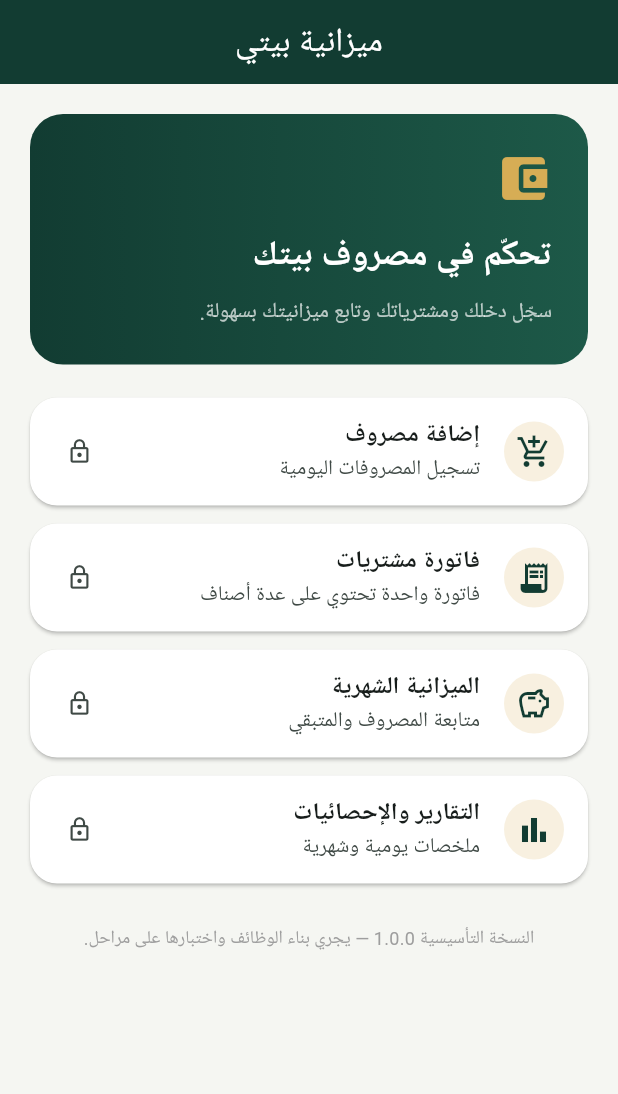
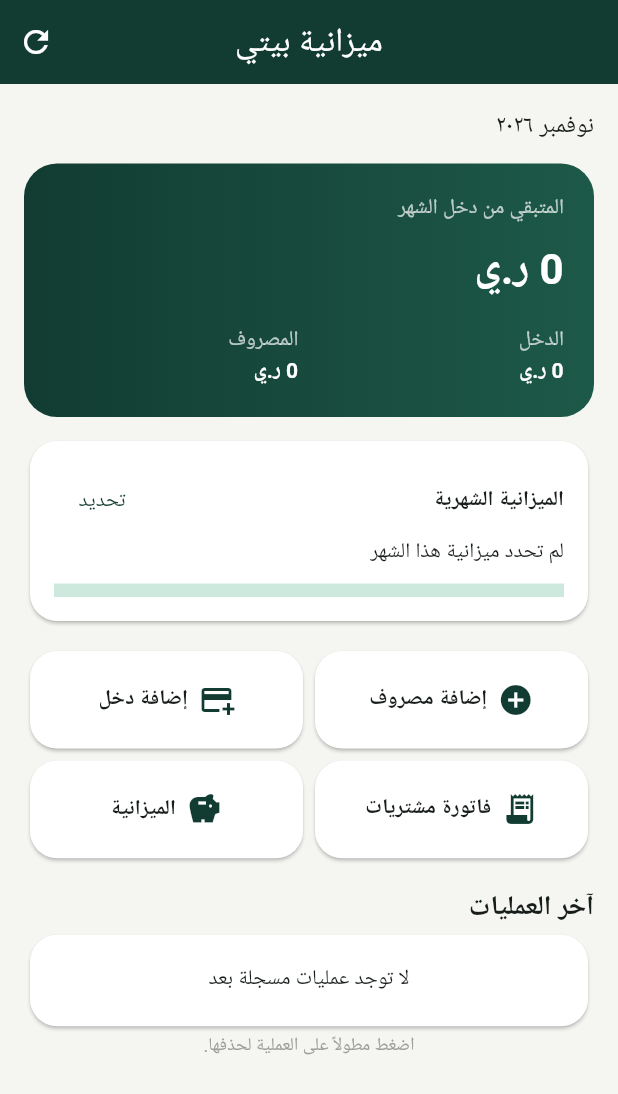
Before and after one commit to anwsaaa-commits/Mizaniyat-Bayti-, a Flutter app: the screen it shows after launch, on a phone screen of 412 x 824 dp. Shown: the top 1094 px of the screen. Run offline on Flutter 3.47's test engine with Material 3 defaults, Android fonts, the phone set to English and light mode, and no system bars; our stand-ins replace sqflite; accounts and stored records are empty.

Commit message:
Build local SQLite accounting, income, expenses and invoices

```diff
--- /dev/null
+++ b/lib/features/home/home_screen.dart
@@ -0,0 +1,67 @@
+import 'package:flutter/material.dart';
+import 'package:intl/intl.dart';
+import '../../core/constants/app_constants.dart';
+import '../../core/theme/app_theme.dart';
+import '../../database/app_database.dart';
+
+class HomeScreen extends StatefulWidget {const HomeScreen({super.key});@override State<HomeScreen> createState()=>_HomeScreenState();}
+class _HomeScreenState extends State<HomeScreen>{
+  late Future<void> _load;Map<String,int> _summary={'expenses':0,'income':0,'balance':0};List<Map<String,Object?>> _recent=[];int _budget=0;
+  final _fmt=NumberFormat('#,##0','en');
+  @override void initState(){super.initState();_load=refresh();}
+  String money(int n)=>'${_fmt.format(n)} ${AppConstants.currencySymbol}';
+  Future<void> refresh()async{final d=AppDatabase.instance;_summary=await d.monthSummary(DateTime.now());_recent=await d.recent(limit:10);_budget=await d.getBudget(DateTime.now());}
+  void reload(){setState(()=>_load=refresh());}
+  Future<void> add(String kind)async{final ok=await showDialog<bool>(context:context,builder:(_)=>_RecordDialog(kind:kind));if(ok==true)reload();}
+  Future<void> budget()async{final c=TextEditingController(text:_budget==0?'':_budget.toString());final v=await showDialog<int>(context:context,builder:(ctx)=>AlertDialog(title:const Text('الميزانية الشهرية'),content:TextField(controller:c,keyboardType:TextInputType.number,decoration:const InputDecoration(labelText:'المبلغ بالريال اليمني')),actions:[TextButton(onPressed:()=>Navigator.pop(ctx),child:const Text('إلغاء')),FilledButton(onPressed:()=>Navigator.pop(ctx,int.tryParse(c.text)),child:const Text('حفظ'))]));c.dispose();if(v!=null&&v>=0){await AppDatabase.instance.setBudget(DateTime.now(),v);reload();}}
+  @override Widget build(BuildContext context)=>Scaffold(appBar:AppBar(title:const Text(AppConstants.appName),actions:[IconButton(onPressed:reload,icon:const Icon(Icons.refresh))]),body:FutureBuilder<void>(future:_load,builder:(context,s){if(s.connectionState!=ConnectionState.done)return const Center(child:CircularProgressIndicator());if(s.hasError)return Center(child:Text('خطأ في قاعدة البيانات: ${s.error}'));final spent=_summary['expenses']??0;final income=_summary['income']??0;final balance=_summary['balance']??0;final progress=_budget==0?0.0:(spent/_budget).clamp(0.0,1.0);return RefreshIndicator(onRefresh:()async=>reload(),child:ListView(padding:const EdgeInsets.all(16),children:[
+    Text(DateFormat('MMMM yyyy','ar').format(DateTime.now()),style:Theme.of(context).textTheme.titleMedium),
+    const SizedBox(height:12),
+    Container(padding:const EdgeInsets.all(20),decoration:BoxDecoration(gradient:const LinearGradient(colors:[AppTheme.forest,AppTheme.forestLight]),borderRadius:BorderRadius.circular(22)),child:Column(crossAxisAlignment:CrossAxisAlignment.start,children:[const Text('المتبقي من دخل الشهر',style:TextStyle(color:Colors.white70)),const SizedBox(height:8),Text(money(balance),style:const TextStyle(color:Colors.white,fontSize:28,fontWeight:FontWeight.bold)),const SizedBox(height:18),Row(children:[Expanded(child:_Metric('الدخل',money(income))),const SizedBox(width:14),Expanded(child:_Metric('المصروف',money(spent)))]) ])),
+    const SizedBox(height:12),
+    Card(child:Padding(padding:const EdgeInsets.all(16),child:Column(crossAxisAlignment:CrossAxisAlignment.start,children:[Row(children:[const Expanded(child:Text('الميزانية الشهرية',style:TextStyle(fontWeight:FontWeight.bold))),TextButton(onPressed:budget,child:Text(_budget==0?'تحديد':'تعديل'))]),Text(_budget==0?'لم تحدد ميزانية هذا الشهر':'المصروف ${money(spent)} من ${money(_budget)}'),const SizedBox(height:10),LinearProgressIndicator(value:progress,minHeight:9),if(_budget>0)Text('المتبقي: ${money(_budget-spent)}'),if(_budget>0&&spent>=_budget*.8)const Text('تنبيه: استهلكت 80٪ أو أكثر من الميزانية',style:TextStyle(color:Colors.deepOrange))]))),
+    const SizedBox(height:12),
+    GridView.count(crossAxisCount:2,shrinkWrap:true,physics:const NeverScrollableScrollPhysics(),childAspectRatio:2.6,children:[_Action('إضافة مصروف',Icons.add_circle,()=>add('expense')),_Action('إضافة دخل',Icons.add_card,()=>add('income')),_Action('فاتورة مشتريات',Icons.receipt_long,()=>showDialog<bool>(context:context,builder:(_)=>const _InvoiceDialog()).then((v){if(v==true)reload();})),_Action('الميزانية',Icons.savings,budget)]),
+    const SizedBox(height:16),const Text('آخر العمليات',style:TextStyle(fontSize:18,fontWeight:FontWeight.bold)),
+    if(_recent.isEmpty)const Card(child:Padding(padding:EdgeInsets.all(20),child:Text('لا توجد عمليات مسجلة بعد',textAlign:TextAlign.center))),
+    ..._recent.map((r){final inc=r['kind']=='income';final n=(r['amount'] as num).toInt();return Card(child:ListTile(leading:Icon(inc?Icons.south_west:Icons.north_east,color:inc?Colors.green:Colors.deepOrange),title:Text(r['title'] as String),subtitle:Text('${r['category']} • ${DateFormat('yyyy/MM/dd').format(DateTime.parse(r['occurred_at'] as String))}'),trailing:Text('${inc?'+':'-'}${money(n)}',style:TextStyle(color:inc?Colors.green:Colors.deepOrange,fontWeight:FontWeight.bold)),onLongPress:()async{final yes=await showDialog<bool>(context:context,builder:(ctx)=>AlertDialog(title:const Text('حذف العملية؟'),actions:[TextButton(onPressed:()=>Navigator.pop(ctx,false),child:const Text('إلغاء')),FilledButton(onPressed:()=>Navigator.pop(ctx,true),child:const Text('حذف'))]));if(yes==true){await AppDatabase.instance.deleteRecord((r['id'] as num).toInt());reload();}}));}),
+    const Text('اضغط مطولاً على العملية لحذفها.',textAlign:TextAlign.center,style:TextStyle(color:Colors.grey,fontSize:12))
+  ]));}));
+}
+class _Metric extends StatelessWidget{const _Metric(this.label,this.value);final String label,value;@override Widget build(BuildContext c)=>Column(crossAxisAlignment:CrossAxisAlignment.start,children:[Text(label,style:const TextStyle(color:Colors.white70)),Text(value,style:const TextStyle(color:Colors.white,fontWeight:FontWeight.bold))]);}
+class _Action extends StatelessWidget{const _Action(this.label,this.icon,this.tap);final String label;final IconData icon;final VoidCallback tap;@override Widget build(BuildContext c)=>Card(child:InkWell(onTap:tap,borderRadius:BorderRadius.circular(16),child:Row(mainAxisAlignment:MainAxisAlignment.center,children:[Icon(icon,color:AppTheme.forest),const SizedBox(width:7),Flexible(child:Text(label,style:const TextStyle(fontWeight:FontWeight.bold)))])));}
+class _RecordDialog extends StatefulWidget{const _RecordDialog({required this.kind});final String kind;@override State<_RecordDialog> createState()=>_RecordDialogState();}
+class _RecordDialogState extends State<_RecordDialog>{
+ final _form=GlobalKey<FormState>();final _title=TextEditingController(),_amount=TextEditingController(),_merchant=TextEditingController(),_note=TextEditingController();String _category='',_payment='cash';bool _saving=false;
+ List<String> get categories=>widget.kind=='income'?['راتب','دخل إضافي','أخرى']:AppConstants.defaultCategories;
+ @override void initState(){super.initState();_category=categories.first;}
+ @override void dispose(){_title.dispose();_amount.dispose();_merchant.dispose();_note.dispose();super.dispose();}
+ Future<void> save()async{if(!_form.currentState!.validate())return;setState(()=>_saving=true);try{await AppDatabase.instance.addRecord(kind:widget.kind,title:_title.text,amount:int.parse(_amount.text),category:_category,payment:_payment,date:DateTime.now(),merchant:_merchant.text,note:_note.text);if(mounted)Navigator.pop(context,true);}catch(e){if(mounted)ScaffoldMessenger.of(context).showSnackBar(SnackBar(content:Text('تعذر الحفظ: $e')));setState(()=>_saving=false);}}
+ @override Widget build(BuildContext c)=>AlertDialog(title:Text(widget.kind=='income'?'إضافة دخل':'إضافة مصروف'),content:Form(key:_form,child:SizedBox(width:420,child:SingleChildScrollView(child:Column(mainAxisSize:MainAxisSize.min,children:[
+ TextFormField(controller:_title,decoration:const InputDecoration(labelText:'البيان *'),validator:(v)=>v==null||v.trim().isEmpty?'أدخل البيان':null),
+ const SizedBox(height:10),TextFormField(controller:_amount,keyboardType:TextInputType.number,decoration:const InputDecoration(labelText:'المبلغ بالريال اليمني *'),validator:(v){final n=int.tryParse(v??'');return n==null||n<=0?'أدخل مبلغاً صحيحاً':null;}),
+ const SizedBox(height:10),DropdownButtonFormField<String>(value:_category,decoration:const InputDecoration(labelText:'التصنيف'),items:categories.map((x)=>DropdownMenuItem(value:x,child:Text(x))).toList(),onChanged:(v)=>setState(()=>_category=v!)),
+ const SizedBox(height:10),DropdownButtonFormField<String>(value:_payment,decoration:const InputDecoration(labelText:'طريقة الدفع'),items:const[DropdownMenuItem(value:'cash',child:Text('نقداً')),DropdownMenuItem(value:'transfer',child:Text('تحويل')),DropdownMenuItem(value:'card',child:Text('بطاقة'))],onChanged:(v)=>setState(()=>_payment=v!)),
+ const SizedBox(height:10),TextField(controller:_merchant,decoration:const InputDecoration(labelText:'المتجر / المستفيد')),const SizedBox(height:10),TextField(controller:_note,decoration:const InputDecoration(labelText:'ملاحظات'))
+ ])))),actions:[TextButton(onPressed:_saving?null:()=>Navigator.pop(c),child:const Text('إلغاء')),FilledButton(onPressed:_saving?null:save,child:Text(_saving?'جارٍ الحفظ':'حفظ'))]);}
+}
+class _InvoiceDialog extends StatefulWidget{const _InvoiceDialog();@override State<_InvoiceDialog> createState()=>_InvoiceDialogState();}
+class _InvoiceDialogState extends State<_InvoiceDialog>{
+ final _merchant=TextEditingController(),_discount=TextEditingController(text:'0'),_note=TextEditingController();final List<_Line> _lines=[_Line()];bool _saving=false;
+ int get subtotal=>_lines.fold(0,(s,x)=>s+(int.tryParse(x.qty.text)??0)*(int.tryParse(x.price.text)??0));
+ @override void dispose(){_merchant.dispose();_discount.dispose();_note.dispose();for(final x in _lines){x.dispose();}super.dispose();}
+ Future<void> save()async{final items=<InvoiceLineInput>[];for(final x in _lines){final q=int.tryParse(x.qty.text),p=int.tryParse(x.price.text);if(x.name.text.trim().isEmpty||q==null||q<=0||p==null||p<0){ScaffoldMessenger.of(context).showSnackBar(const SnackBar(content:Text('أكمل اسم الصنف والكمية والسعر')));return;}items.add(InvoiceLineInput(name:x.name.text,quantity:q,unitPrice:p,unit:x.unit.text));}setState(()=>_saving=true);try{await AppDatabase.instance.addInvoice(items:items,discount:int.tryParse(_discount.text)??-1,date:DateTime.now(),merchant:_merchant.text,note:_note.text);if(mounted)Navigator.pop(context,true);}catch(e){if(mounted)ScaffoldMessenger.of(context).showSnackBar(SnackBar(content:Text('تعذر حفظ الفاتورة: $e')));setState(()=>_saving=false);}}
+ @override Widget build(BuildContext c)=>AlertDialog(title:const Text('فاتورة مشتريات متعددة الأصناف'),content:SizedBox(width:460,child:SingleChildScrollView(child:Column(mainAxisSize:MainAxisSize.min,children:[
+ TextField(controller:_merchant,decoration:const InputDecoration(labelText:'اسم المتجر')),
+ ...List.generate(_lines.length,(index){final x=_lines[index];return Card(child:Padding(padding:const EdgeInsets.all(8),child:Column(children:[
+ TextField(controller:x.name,decoration:InputDecoration(labelText:'الصنف رقم ${index+1}')),
+ Row(children:[Expanded(child:TextField(controller:x.qty,keyboardType:TextInputType.number,decoration:const InputDecoration(labelText:'الكمية'))),const SizedBox(width:6),Expanded(child:TextField(controller:x.unit,decoration:const InputDecoration(labelText:'الوحدة'))),const SizedBox(width:6),Expanded(child:TextField(controller:x.price,keyboardType:TextInputType.number,decoration:const InputDecoration(labelText:'سعر الوحدة')))]),
+ if(_lines.length>1)TextButton(onPressed:()=>setState(()=>_lines.removeAt(index).dispose()),child:const Text('حذف الصنف'))
+ ])));}),
+ TextButton.icon(onPressed:()=>setState(()=>_lines.add(_Line())),icon:const Icon(Icons.add),label:const Text('إضافة صنف')),
+ TextField(controller:_discount,keyboardType:TextInputType.number,decoration:const InputDecoration(labelText:'الخصم')),
+ TextField(controller:_note,decoration:const InputDecoration(labelText:'ملاحظات')),
+ const SizedBox(height:8),Align(alignment:Alignment.centerRight,child:Text('الإجمالي قبل الخصم: $subtotal ر.ي')),Align(alignment:Alignment.centerRight,child:Text('الإجمالي النهائي: ${subtotal-(int.tryParse(_discount.text)??0)} ر.ي',style:const TextStyle(fontWeight:FontWeight.bold)))
+ ]))),actions:[TextButton(onPressed:_saving?null:()=>Navigator.pop(c),child:const Text('إلغاء')),FilledButton(onPressed:_saving?null:save,child:Text(_saving?'جارٍ الحفظ':'حفظ الفاتورة'))]);}
+}
+class _Line{final name=TextEditingController(),qty=TextEditingController(text:'1'),unit=TextEditingController(text:'حبة'),price=TextEditingController();void dispose(){name.dispose();qty.dispose();unit.dispose();price.dispose();}}
--- a/lib/main.dart
+++ b/lib/main.dart
@@ -1,137 +1,8 @@
 import 'package:flutter/material.dart';
 import 'package:flutter_localizations/flutter_localizations.dart';
-
+import 'package:intl/date_symbol_data_local.dart';
 import 'core/constants/app_constants.dart';
 import 'core/theme/app_theme.dart';
-
-void main() {
-  WidgetsFlutterBinding.ensureInitialized();
-  runApp(const MizaniyatBaytiApp());
-}
-
-class MizaniyatBaytiApp extends StatelessWidget {
-  const MizaniyatBaytiApp({super.key});
-
-  @override
-  Widget build(BuildContext context) {
-    return MaterialApp(
-      title: AppConstants.appName,
-      debugShowCheckedModeBanner: false,
-      locale: const Locale('ar'),
-      supportedLocales: const [Locale('ar'), Locale('en')],
-      localizationsDelegates: GlobalMaterialLocalizations.delegates,
-      theme: AppTheme.light,
-      darkTheme: AppTheme.dark,
-      themeMode: ThemeMode.system,
-      home: const HomeScreen(),
-    );
-  }
-}
-
-class HomeScreen extends StatelessWidget {
-  const HomeScreen({super.key});
-
-  @override
-  Widget build(BuildContext context) {
-    return Directionality(
-      textDirection: TextDirection.rtl,
-      child: Scaffold(
-        appBar: AppBar(
-          title: const Text(AppConstants.appName),
-        ),
-        body: SafeArea(
-          child: ListView(
-            padding: const EdgeInsets.all(20),
-            children: [
-              Container(
-                padding: const EdgeInsets.all(24),
-                decoration: BoxDecoration(
-                  gradient: const LinearGradient(
-                    colors: [AppTheme.forest, AppTheme.forestLight],
-                  ),
-                  borderRadius: BorderRadius.circular(22),
-                ),
-                child: const Column(
-                  crossAxisAlignment: CrossAxisAlignment.start,
-                  children: [
-                    Icon(Icons.account_balance_wallet,
-                        color: AppTheme.gold, size: 38),
-                    SizedBox(height: 16),
-                    Text(
-                      'تحكّم في مصروف بيتك',
-                      style: TextStyle(
-                        color: Colors.white,
-                        fontSize: 23,
-                        fontWeight: FontWeight.bold,
-                      ),
-                    ),
-                    SizedBox(height: 8),
-                    Text(
-                      'سجّل دخلك ومشترياتك وتابع ميزانيتك بسهولة.',
-                      style: TextStyle(color: Colors.white70, height: 1.6),
-                    ),
-                  ],
-                ),
-              ),
-              const SizedBox(height: 22),
-              const _ComingSoonTile(
-                icon: Icons.add_shopping_cart,
-                title: 'إضافة مصروف',
-                subtitle: 'تسجيل المصروفات اليومية',
-              ),
-              const _ComingSoonTile(
-                icon: Icons.receipt_long,
-                title: 'فاتورة مشتريات',
-                subtitle: 'فاتورة واحدة تحتوي على عدة أصناف',
-              ),
-              const _ComingSoonTile(
-                icon: Icons.savings_outlined,
-                title: 'الميزانية الشهرية',
-                subtitle: 'متابعة المصروف والمتبقي',
-              ),
-              const _ComingSoonTile(
-                icon: Icons.bar_chart,
-                title: 'التقارير والإحصائيات',
-                subtitle: 'ملخصات يومية وشهرية',
-              ),
-              const SizedBox(height: 16),
-              const Text(
-                'النسخة التأسيسية 1.0.0 — يجري بناء الوظائف واختبارها على مراحل.',
-                textAlign: TextAlign.center,
-                style: TextStyle(color: Colors.grey, fontSize: 12),
-              ),
-            ],
-          ),
-        ),
-      ),
-    );
-  }
-}
-
-class _ComingSoonTile extends StatelessWidget {
-  const _ComingSoonTile({
-    required this.icon,
-    required this.title,
-    required this.subtitle,
-  });
-
-  final IconData icon;
-  final String title;
-  final String subtitle;
-
-  @override
-  Widget build(BuildContext context) {
-    return Card(
-      margin: const EdgeInsets.only(bottom: 12),
-      child: ListTile(
-        leading: CircleAvatar(
-          backgroundColor: AppTheme.gold.withValues(alpha: 0.18),
-          child: Icon(icon, color: AppTheme.forest),
-        ),
-        title: Text(title, style: const TextStyle(fontWeight: FontWeight.bold)),
-        subtitle: Text(subtitle),
-        trailing: const Icon(Icons.lock_outline, size: 18),
-      ),
-    );
-  }
-}
+import 'features/home/home_screen.dart';
+Future<void> main() async {WidgetsFlutterBinding.ensureInitialized();await initializeDateFormatting('ar');runApp(const MizaniyatBaytiApp());}
+class MizaniyatBaytiApp extends StatelessWidget{const MizaniyatBaytiApp({super.key});@override Widget build(BuildContext context)=>MaterialApp(title:AppConstants.appName,debugShowCheckedModeBanner:false,locale:const Locale('ar'),supportedLocales:const[Locale('ar'),Locale('en')],localizationsDelegates:const[GlobalMaterialLocalizations.delegate,GlobalWidgetsLocalizations.delegate,GlobalCupertinoLocalizations.delegate],theme:AppTheme.light,darkTheme:AppTheme.dark,themeMode:ThemeMode.system,home:const Directionality(textDirection:TextDirection.rtl,child:HomeScreen()));}
```
Also changed, not shown: lib/database/app_database.dart (added, +65 -0 lines), 1 other file.
